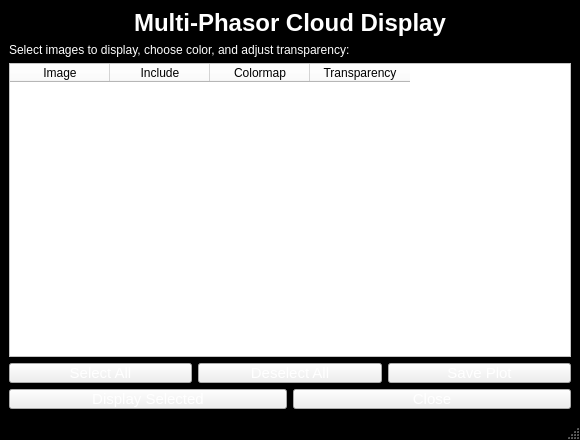
GuangchenW/FLUTE, file ui files/MultiPhasorSelector.ui: the form before one commit.
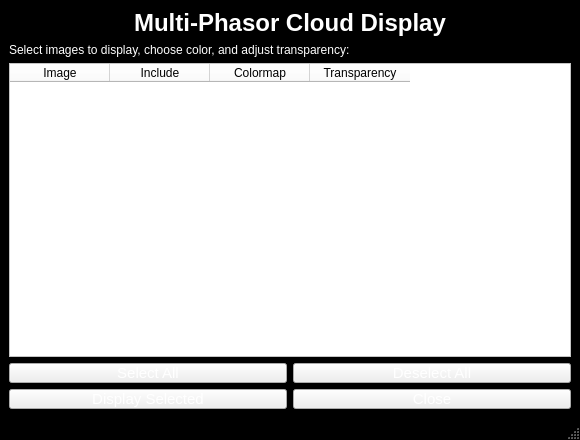
The form after the commit.

Commit message: Implemented save button for graph

```diff
--- a/ui files/MultiPhasorSelector.ui
+++ b/ui files/MultiPhasorSelector.ui
@@ -457,29 +457,6 @@
         </property>
        </widget>
       </item>
-      <item>
-       <widget class="QPushButton" name="btnSavePlot">
-        <property name="styleSheet">
-         <string notr="true">QPushButton{
-
-            border: 4px solid '#4aa3d1';
-            background: '#4aa3d1';
-            color: white;
-            font-family: 'Helvetica';
-            font-size: 15px;
-            padding: 0px 0;
-            margin-top: 0px
-}
-QPushButton:hover{
-	background: '#173953';
-     border: 4px solid '#173953'
-}</string>
-        </property>
-        <property name="text">
-         <string>Save Plot</string>
-        </property>
-       </widget>
-      </item>
      </layout>
     </item>
     <item>
```
The commit also changes 4 other files.
